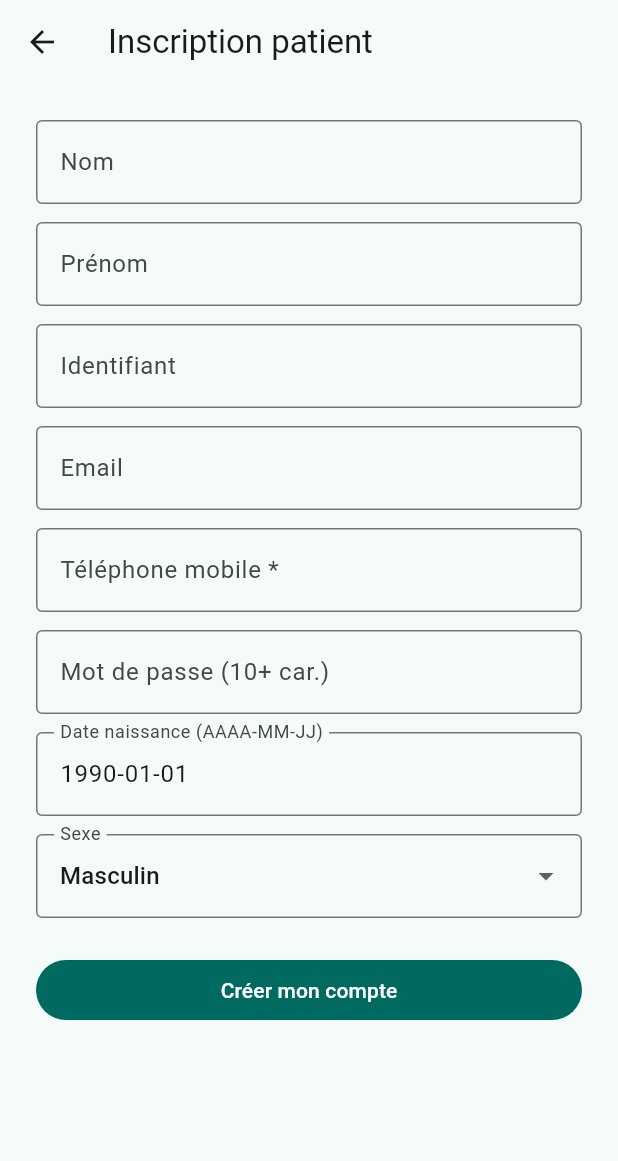
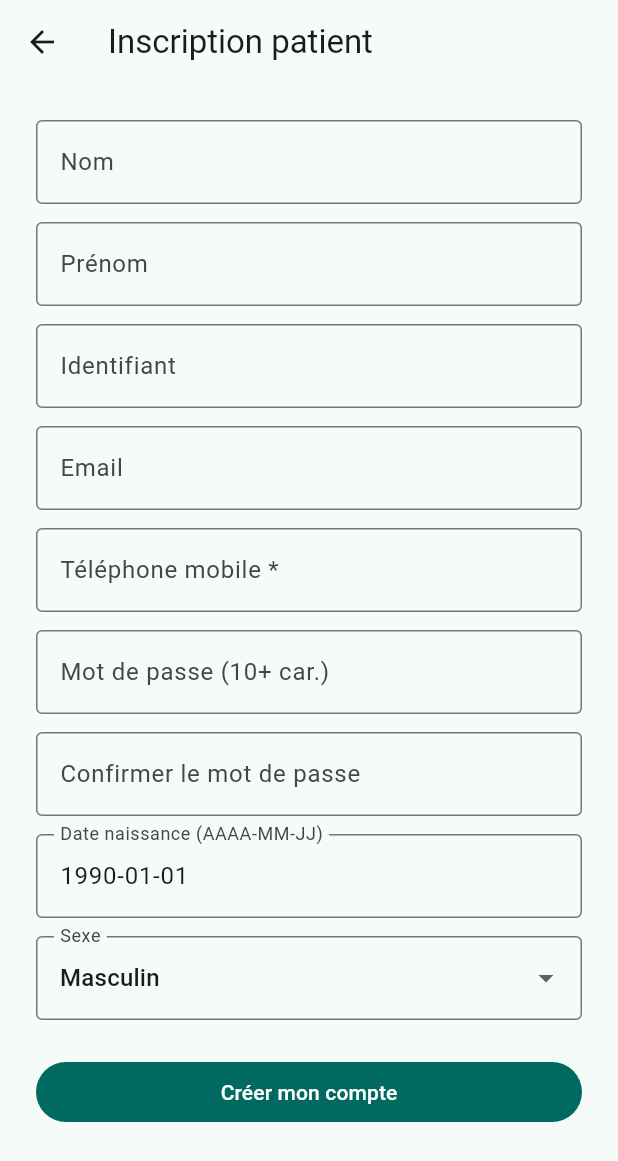
Before and after one commit to mouko-mouyele/sghi_backend, a Flutter app: the screen it shows after launch, after a tap on "Créer un compte patient", on a phone screen of 412 x 824 dp. Shown: the top 1161 px of the screen. Run offline on Flutter 3.47's test engine with Material 3 defaults, Android fonts, the phone set to English and light mode, and no system bars; our stand-ins replace shared_preferences; missing offline and left inert: dart:html; network calls fail.

Commit message:
Add Android APK download on GitHub Pages mobile web.
Build release APK in CI, publish it under /downloads/, and show a download banner on the login screen.

Co-authored-by: Cursor <cursoragent@cursor.com>

```diff
--- /dev/null
+++ b/mobile/lib/config/app_links.dart
@@ -0,0 +1,5 @@
+/// Liens publics (GitHub Pages).
+class AppLinks {
+  static const String pagesOrigin = 'https://mouko-mouyele.github.io/sghi_backend';
+  static const String apkDownloadUrl = '$pagesOrigin/downloads/sghl-mobile.apk';
+}
--- a/mobile/lib/screens/login_screen.dart
+++ b/mobile/lib/screens/login_screen.dart
@@ -1,6 +1,8 @@
 import 'dart:async';
 import 'dart:ui' show FontFeature;
+import 'package:flutter/foundation.dart';
 import 'package:flutter/material.dart';
+import '../widgets/android_apk_banner.dart';
 import '../services/api_service.dart';
 import 'patient_home_screen.dart';
 import 'doctor_home_screen.dart';
@@ -223,7 +225,9 @@ class _LoginScreenState extends State<LoginScreen> {
                           child: Text(
                             _serverOk!
                                 ? 'Serveur connecté'
-                                : 'Serveur arrêté — lancez python manage.py runserver',
+                                : (kIsWeb
+                                    ? 'Serveur indisponible — attendez 30 s (Render) puis réessayez'
+                                    : 'Serveur arrêté — lancez python manage.py runserver'),
                             style: TextStyle(
                               fontSize: 12,
                               color: _serverOk! ? Colors.green.shade700 : Colors.red.shade700,
@@ -236,6 +240,8 @@ class _LoginScreenState extends State<LoginScreen> {
                   ],
                   const SizedBox(height: 28),
                   if (!_mfaStep) ...[
+                    const AndroidApkBanner(),
+                    const SizedBox(height: 20),
                     Text('Je me connecte en tant que', style: Theme.of(context).textTheme.labelLarge),
                     const SizedBox(height: 10),
                     SegmentedButton<LoginProfile>(
--- a/mobile/lib/screens/register_screen.dart
+++ b/mobile/lib/screens/register_screen.dart
@@ -102,7 +102,23 @@ class _RegisterScreenState extends State<RegisterScreen> {
               border: OutlineInputBorder(),
             ),
           ),          const SizedBox(height: 12),
-          TextField(controller: _form['password'] as TextEditingController, obscureText: true, decoration: const InputDecoration(labelText: 'Mot de passe (10+ car.)', border: OutlineInputBorder())),
+          TextField(
+            controller: _form['password'] as TextEditingController,
+            obscureText: true,
+            decoration: const InputDecoration(
+              labelText: 'Mot de passe (10+ car.)',
+              border: OutlineInputBorder(),
+            ),
+          ),
+          const SizedBox(height: 12),
+          TextField(
+            controller: _form['passwordConfirm'] as TextEditingController,
+            obscureText: true,
+            decoration: const InputDecoration(
+              labelText: 'Confirmer le mot de passe',
+              border: OutlineInputBorder(),
+            ),
+          ),
           const SizedBox(height: 12),
           TextField(controller: _form['date_naissance'] as TextEditingController, decoration: const InputDecoration(labelText: 'Date naissance (AAAA-MM-JJ)', border: OutlineInputBorder())),
           const SizedBox(height: 12),
--- /dev/null
+++ b/mobile/lib/widgets/android_apk_banner.dart
@@ -0,0 +1,74 @@
+import 'package:flutter/foundation.dart';
+import 'package:flutter/material.dart';
+import 'package:url_launcher/url_launcher.dart';
+
+import '../config/app_links.dart';
+
+/// Bandeau visible sur la version Web — lien de téléchargement APK Android.
+class AndroidApkBanner extends StatelessWidget {
+  const AndroidApkBanner({super.key});
+
+  Future<void> _downloadApk() async {
+    final uri = Uri.parse(AppLinks.apkDownloadUrl);
+    if (!await launchUrl(uri, mode: LaunchMode.externalApplication)) {
+      throw Exception('Impossible d\'ouvrir le lien de téléchargement');
+    }
+  }
+
+  @override
+  Widget build(BuildContext context) {
+    if (!kIsWeb) return const SizedBox.shrink();
+
+    final cs = Theme.of(context).colorScheme;
+    return Container(
+      padding: const EdgeInsets.all(14),
+      decoration: BoxDecoration(
+        color: Colors.green.shade50,
+        border: Border.all(color: Colors.green.shade400),
+        borderRadius: BorderRadius.circular(12),
+      ),
+      child: Column(
+        crossAxisAlignment: CrossAxisAlignment.stretch,
+        children: [
+          Row(
+            children: [
+              Icon(Icons.android, color: Colors.green.shade800, size: 28),
+              const SizedBox(width: 10),
+              Expanded(
+                child: Text(
+                  'Application Android',
+                  style: TextStyle(
+                    fontWeight: FontWeight.bold,
+                    color: Colors.green.shade900,
+                  ),
+                ),
+              ),
+            ],
+          ),
+          const SizedBox(height: 6),
+          Text(
+            'Installez SGHL sur votre téléphone Android (APK officiel, ~15 Mo). '
+            'Autorisez « sources inconnues » si Android le demande.',
+            style: TextStyle(fontSize: 12, color: Colors.green.shade900),
+          ),
+          const SizedBox(height: 10),
+          FilledButton.icon(
+            onPressed: _downloadApk,
+            icon: const Icon(Icons.download),
+            label: const Text('Télécharger l\'APK Android'),
+            style: FilledButton.styleFrom(
+              backgroundColor: Colors.green.shade700,
+              foregroundColor: Colors.white,
+            ),
+          ),
+          const SizedBox(height: 4),
+          Text(
+            AppLinks.apkDownloadUrl,
+            style: TextStyle(fontSize: 10, color: cs.outline),
+            textAlign: TextAlign.center,
+          ),
+        ],
+      ),
+    );
+  }
+}
```
Also changed, not shown: 22 other files.
